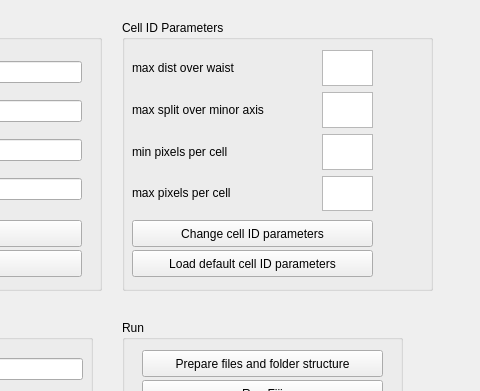
holzwok/Berufspraktikum, file src/MainWindow.ui: the form before one commit; both pictures show x 358 to 838 and y 0 to 391 of the 838 by 907 pixel window.
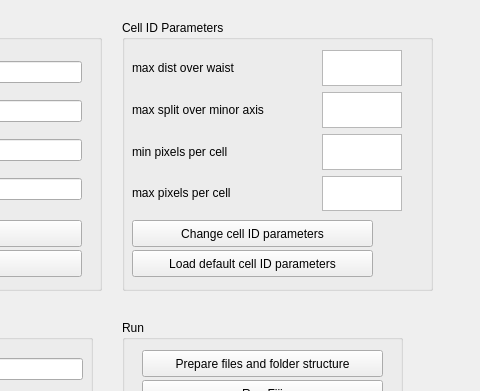
The form after the commit. Icons and pictures are not drawn.

What changed in the file:
```diff
--- a/src/MainWindow.ui
+++ b/src/MainWindow.ui
@@ -118,12 +118,12 @@
       <string>Load default cell ID parameters</string>
      </property>
     </widget>
-    <widget class="QWidget" name="">
+    <widget class="QWidget" name="layoutWidget">
      <property name="geometry">
       <rect>
        <x>200</x>
        <y>30</y>
-       <width>51</width>
+       <width>80</width>
        <height>161</height>
       </rect>
      </property>
```
Left out of the diff: 25 changed lines with no effect on the pictures.
